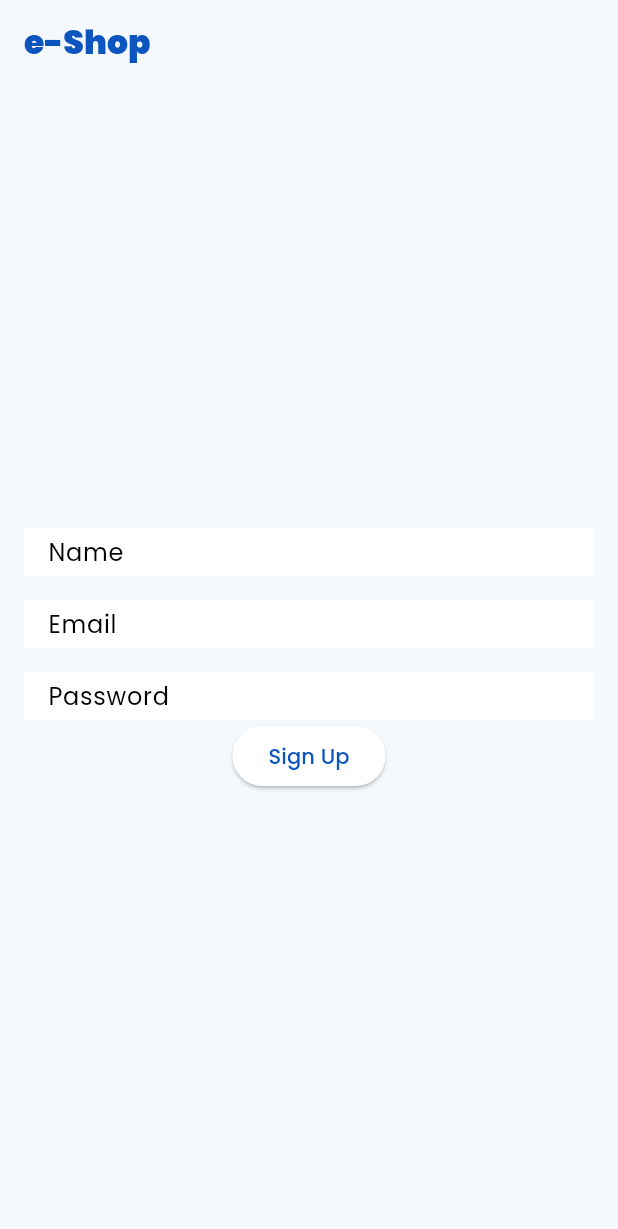
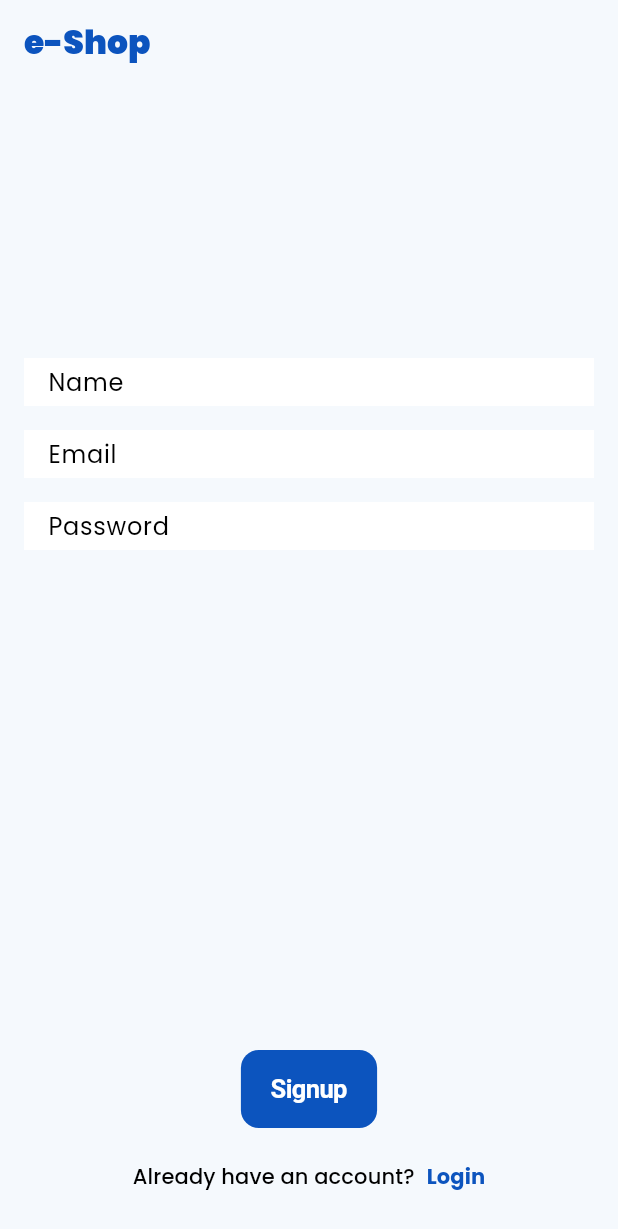
Before and after one commit to plokmij/e_store_pr, a Flutter app: the screen it shows after launch, on a phone screen of 412 x 824 dp. Shown: the top 1229 px of the screen. Run offline on Flutter 3.47's test engine with Material 3 defaults, Android fonts, the phone set to English and light mode, and no system bars; our stand-ins replace cloud_firestore, email_validator, firebase_auth, firebase_core, google_fonts; accounts and stored records are empty.

Commit message:
feat: Add spacing and styling to signup screen
chore: Update dependencies to latest versions

```diff
--- a/lib/features/authentication/screens/signup_screen.dart
+++ b/lib/features/authentication/screens/signup_screen.dart
@@ -1,6 +1,8 @@
 import 'package:e_store_pr/features/authentication/provider/auth_provider.dart';
 import 'package:email_validator/email_validator.dart';
+import 'package:flutter/cupertino.dart';
 import 'package:flutter/material.dart';
+import 'package:flutter/widgets.dart';
 import 'package:provider/provider.dart';
 
 class SignupScreen extends StatefulWidget {
@@ -31,6 +33,9 @@ class _SignupScreenState extends State<SignupScreen> {
           mainAxisAlignment: MainAxisAlignment.center,
           crossAxisAlignment: CrossAxisAlignment.center,
           children: [
+            const Spacer(
+              flex: 1,
+            ),
             TextFormField(
               decoration: const InputDecoration(hintText: 'Name'),
               validator: (value) =>
@@ -59,7 +64,10 @@ class _SignupScreenState extends State<SignupScreen> {
                 _password = value;
               },
             ),
-            ElevatedButton(
+            const Spacer(
+              flex: 2,
+            ),
+            CupertinoButton.filled(
               onPressed: () {
                 if (_formKey.currentState!.validate()) {
                   context.read<AuthProvider>().signUp(
@@ -69,7 +77,36 @@ class _SignupScreenState extends State<SignupScreen> {
                       );
                 }
               },
-              child: const Text('Sign Up'),
+              child: const Text(
+                'Signup',
+                style: TextStyle(
+                  fontWeight: FontWeight.bold,
+                ),
+              ),
+            ),
+            const SizedBox(
+              height: 8,
+            ),
+            TextButton(
+              onPressed: () {},
+              child: const Row(
+                mainAxisAlignment: MainAxisAlignment.center,
+                children: [
+                  Text(
+                    'Already have an account?',
+                    style: TextStyle(color: Colors.black),
+                  ),
+                  SizedBox(
+                    width: 8,
+                  ),
+                  Text(
+                    'Login',
+                    style: TextStyle(
+                      fontWeight: FontWeight.bold,
+                    ),
+                  ),
+                ],
+              ),
             ),
           ],
         ),
```
